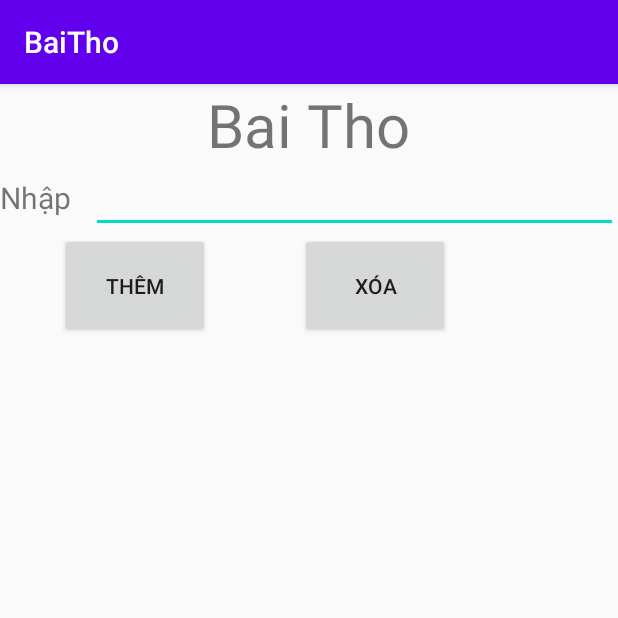
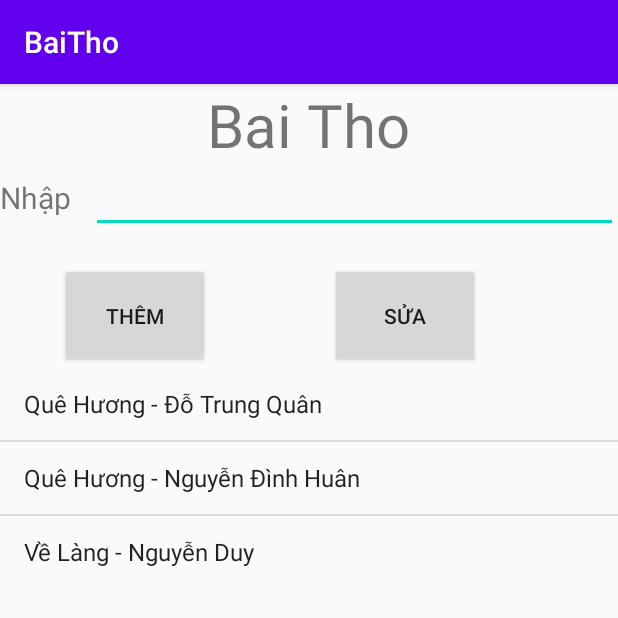
Before and after one commit to Tdicarus/BaiTho, an Android app: the screen it shows after launch (MainActivity), on a phone screen of 412 x 824 dp, the top half of it. Run offline under Robolectric (Android 15) with nearby library versions, the phone set to English and light mode, and no system bars.

Commit message:
Bai2_complete

```diff
--- a/app/src/main/java/ngothuctridat/sv61133478/baitho/MainActivity.java
+++ b/app/src/main/java/ngothuctridat/sv61133478/baitho/MainActivity.java
@@ -1,13 +1,18 @@
 package ngothuctridat.sv61133478.baitho;
 
+import android.content.DialogInterface;
+import android.support.v7.app.AlertDialog;
 import android.support.v7.app.AppCompatActivity;
 import android.os.Bundle;
+import android.text.TextUtils;
+import android.view.View;
 import android.widget.Adapter;
 import android.widget.AdapterView;
 import android.widget.ArrayAdapter;
 import android.widget.Button;
 import android.widget.EditText;
 import android.widget.ListView;
+import android.widget.Toast;
 
 import java.util.ArrayList;
 
@@ -18,18 +23,92 @@ public class MainActivity extends AppCompatActivity {
     private Button them;
     private Button xoa;
     private EditText nhapten;
-    private ArrayList arrayList;
+    private ArrayList<String> ListBT;
+    int vt;
 
     @Override
     protected void onCreate(Bundle savedInstanceState) {
         super.onCreate(savedInstanceState);
         setContentView(R.layout.activity_main);
 
+        nhapten = (EditText) findViewById(R.id.nhapten);
         them = (Button) findViewById(R.id.them);
         xoa = (Button) findViewById(R.id.xoa);
         listView = (ListView) findViewById(R.id.listView);
 
 
+        ListBT = new ArrayList<String>();
+        ListBT.add("Quê Hương - Đỗ Trung Quân");
+        ListBT.add("Quê Hương - Nguyễn Đình Huân");
+        ListBT.add("Về Làng - Nguyễn Duy");
+
+        arrayAdapter = new ArrayAdapter<String>(this, android.R.layout.simple_list_item_1, ListBT);
+        listView.setAdapter(arrayAdapter);
+
+
+        them.setOnClickListener(new View.OnClickListener() {
+            @Override
+            public void onClick(View v) {
+                String item = nhapten.getText().toString().trim();
+                if(TextUtils.isEmpty(item))
+                {
+                    Toast.makeText(MainActivity.this, "Vui lòng nhập dữ liệu", Toast.LENGTH_LONG).show();
+                    return;
+                }
+                ListBT.add(item);
+
+                arrayAdapter.notifyDataSetChanged();
+            }
+        });
+
+
+        listView.setOnItemClickListener(new AdapterView.OnItemClickListener() {
+            @Override
+            public void onItemClick(AdapterView<?> adapterView, View view, int i, long l) {
+
+                nhapten.setText(ListBT.get((int)i));
+                vt = i;
+            }
+        });
+
+        xoa.setOnClickListener(new View.OnClickListener() {
+            @Override
+            public void onClick(View v) {
+                String tenbt = nhapten.getText().toString();
+                ListBT.set(vt,tenbt);
+                arrayAdapter.notifyDataSetChanged();
+            }
+        });
+
+
+        listView.setOnItemLongClickListener(new AdapterView.OnItemLongClickListener() {
+            @Override
+            public boolean onItemLongClick(AdapterView<?> adapterView, View view, int vt, long l) {
+                AlertDialog.Builder dialog = new AlertDialog.Builder(MainActivity.this);
+                dialog.setTitle("Xác nhận");
+                dialog.setMessage("Chắc chắn muốn xóa?");
+                dialog.setPositiveButton("Co", new DialogInterface.OnClickListener() {
+                    @Override
+                    public void onClick(DialogInterface dialogInterface, int i) {
+                        ListBT.remove(vt);
+                        arrayAdapter.notifyDataSetChanged();
+
+                    }
+                });
+
+                dialog.setNegativeButton("Khong", new DialogInterface.OnClickListener() {
+                    @Override
+                    public void onClick(DialogInterface dialogInterface, int i) {
+                        dialogInterface.cancel();
+                    }
+                });
+                AlertDialog alertDialog = dialog.create();
+                alertDialog.show();
+                return  false;
+            }
+
+
+        });
 
     }
 
--- a/app/src/main/res/layout/activity_main.xml
+++ b/app/src/main/res/layout/activity_main.xml
@@ -42,7 +42,8 @@
         android:layout_width="match_parent"
         android:layout_height="wrap_content"
         android:weightSum="10"
-        android:layout_marginStart="40dp">
+        android:layout_marginStart="40dp"
+        android:layout_marginTop="20dp">
 
         <Button
             android:id="@+id/them"
@@ -54,8 +55,8 @@
             android:id="@+id/xoa"
             android:layout_width="100dp"
             android:layout_height="70dp"
-            android:text="Xóa"
-            android:layout_marginLeft="60dp"/>
+            android:layout_marginLeft="80dp"
+            android:text="Sửa" />
 
     </LinearLayout>
 
```
